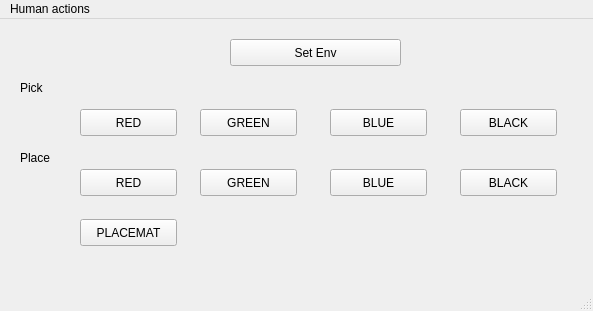
Qt form graphical_interface/ui/mainwindow.ui (laas/supervisor) before a commit.
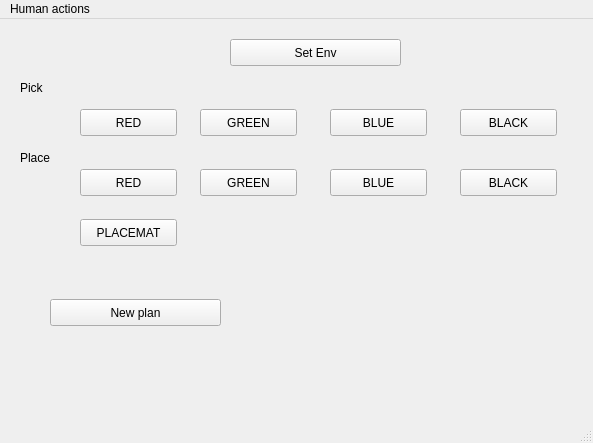
The same form after that commit.

Diff of the .ui file:
```diff
--- a/graphical_interface/ui/mainwindow.ui
+++ b/graphical_interface/ui/mainwindow.ui
@@ -7,7 +7,7 @@
     <x>0</x>
     <y>0</y>
     <width>593</width>
-    <height>311</height>
+    <height>443</height>
    </rect>
   </property>
   <property name="windowTitle">
@@ -170,6 +170,19 @@
      <string>Set Env</string>
     </property>
    </widget>
+   <widget class="QPushButton" name="pushButtonNewPlan">
+    <property name="geometry">
+     <rect>
+      <x>50</x>
+      <y>280</y>
+      <width>171</width>
+      <height>27</height>
+     </rect>
+    </property>
+    <property name="text">
+     <string>New plan</string>
+    </property>
+   </widget>
   </widget>
   <widget class="QMenuBar" name="menubar">
    <property name="geometry">
```
